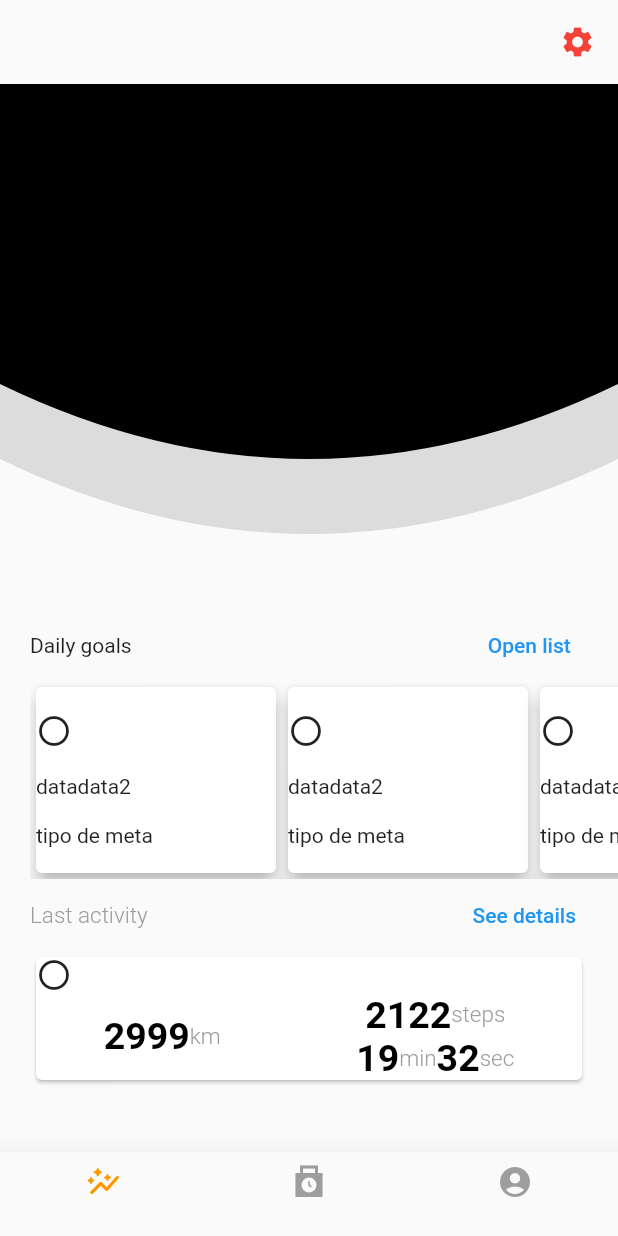
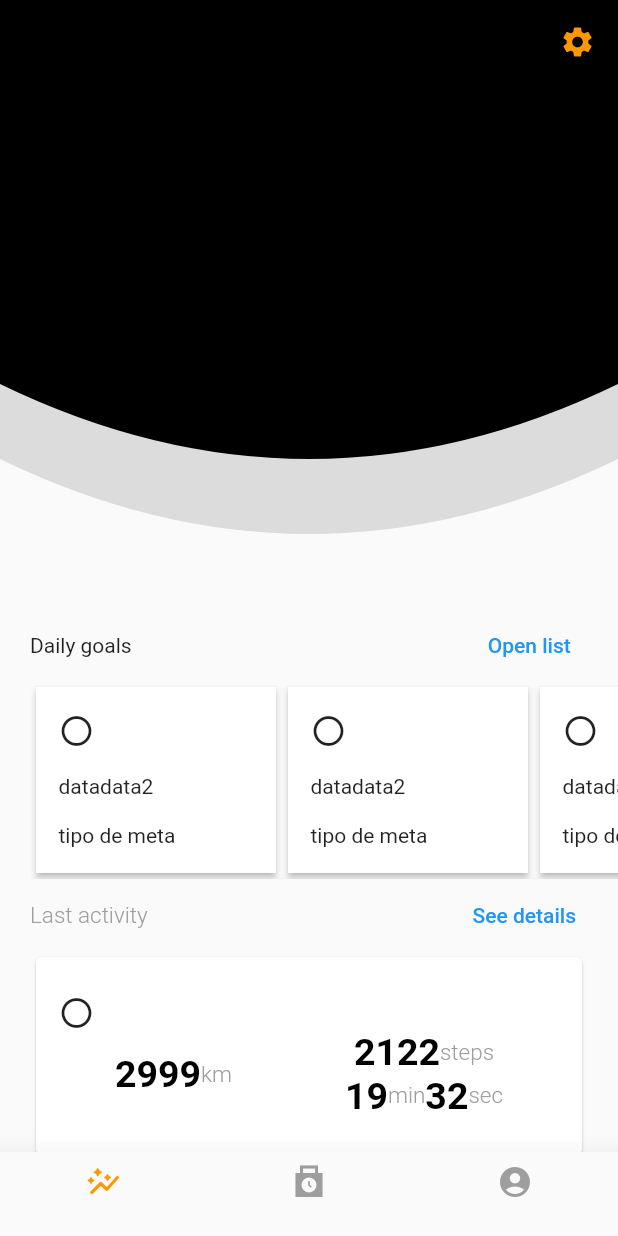
Before and after one commit to AERM2018/fit_app, a Flutter app: the screen it shows after launch, on a phone screen of 412 x 824 dp. Run offline on Flutter 3.47's test engine with Material 2 defaults, Android fonts, the phone set to English and light mode, and no system bars.

```diff
--- a/lib/models/models.dart
+++ b/lib/models/models.dart
@@ -1,3 +1,3 @@
+export 'package:fit_app/models/workouts_response.dart';
 export 'package:fit_app/models/goals_response.dart';
-
 export 'package:fit_app/models/curve_clipper.dart';
--- a/lib/screens/home_screen.dart
+++ b/lib/screens/home_screen.dart
@@ -26,15 +26,11 @@ class _HomeScreenState extends State<HomeScreen> {
   Widget build(BuildContext context) {
     return Scaffold(
         body: screens[_screenIndex],
-        appBar: AppBar(
-            backgroundColor: Colors.transparent,
-            elevation: 0,
-            actions: const [
+        appBar: AppBar(actions: const [
           Padding(
             padding: EdgeInsets.only(right: 15),
             child: Icon(
               Icons.settings,
-                  color: Colors.red,
             ),
           ),
         ]),
--- a/lib/screens/statistics_screen.dart
+++ b/lib/screens/statistics_screen.dart
@@ -12,7 +12,9 @@ class StatisticsScreen extends StatelessWidget {
     return SingleChildScrollView(
       child: Column(
         children: [
-          const CurvedContainer(),
+          const CurvedContainer(
+            height: 300,
+          ),
           CardSlider(
               title: 'Daily goals',
               action:
--- a/lib/theme/app_theme.dart
+++ b/lib/theme/app_theme.dart
@@ -1,9 +1,15 @@
 import 'package:flutter/material.dart';
 
 class AppTheme {
+  static const primary = Colors.orange;
   static ThemeData getLightAppTheme() {
     const Color primary = Colors.orange;
+    const Color secondary = Colors.black;
     return ThemeData.light().copyWith(
+        appBarTheme: const AppBarTheme(
+            backgroundColor: secondary,
+            actionsIconTheme: IconThemeData(color: primary),
+            elevation: 0),
         bottomNavigationBarTheme: const BottomNavigationBarThemeData(
             unselectedItemColor: Colors.grey,
             elevation: 15,
--- a/lib/widgets/card_slider.dart
+++ b/lib/widgets/card_slider.dart
@@ -6,26 +6,30 @@ class CardSlider extends StatelessWidget {
       required this.items,
       required this.height,
       required this.title,
-      required this.action})
+      this.action,
+      this.paddingLabels,
+      this.paddingList})
       : super(key: key);
   final List<Widget> items;
   final String title;
-  final TextButton action;
+  final TextButton? action;
   final double height;
+  final EdgeInsets? paddingLabels;
+  final EdgeInsets? paddingList;
   @override
   Widget build(BuildContext context) {
     return SizedBox(
       height: height,
       child: Column(children: [
         Container(
-          padding: const EdgeInsets.symmetric(horizontal: 20),
+          padding: paddingLabels ?? const EdgeInsets.symmetric(horizontal: 20),
           child: Row(
               mainAxisAlignment: MainAxisAlignment.spaceBetween,
-              children: [Text(title), action]),
+              children: [Text(title), action ?? const SizedBox()]),
         ),
         Expanded(
           child: Padding(
-            padding: const EdgeInsets.only(left: 20),
+            padding: paddingList ?? const EdgeInsets.only(left: 20),
             child: ListView.builder(
                 itemCount: items.length,
                 itemBuilder: ((context, index) => items[index]),
--- a/lib/widgets/curved_container.dart
+++ b/lib/widgets/curved_container.dart
@@ -2,8 +2,8 @@ import 'package:fit_app/models/models.dart';
 import 'package:flutter/material.dart';
 
 class CurvedContainer extends StatelessWidget {
-  const CurvedContainer({Key? key}) : super(key: key);
-
+  const CurvedContainer({Key? key, required this.height}) : super(key: key);
+  final double height;
   @override
   Widget build(BuildContext context) {
     return Stack(
@@ -11,7 +11,7 @@ class CurvedContainer extends StatelessWidget {
         ClipPath(
             clipper: CurveClipper(),
             child: Container(
-                height: 300,
+                height: height,
                 decoration: const BoxDecoration(
                   color: Colors.black,
                 ),
@@ -21,7 +21,7 @@ class CurvedContainer extends StatelessWidget {
         ClipPath(
             clipper: CurveClipper(),
             child: Container(
-                height: 350,
+                height: height + 50,
                 decoration: const BoxDecoration(
                   color: Colors.black12,
                 ),
--- a/lib/widgets/custom_card.dart
+++ b/lib/widgets/custom_card.dart
@@ -6,8 +6,10 @@ class CustomCard extends StatelessWidget {
   @override
   Widget build(BuildContext context) {
     return Card(
-      elevation: 5,
-      child: SizedBox(
+      shape: const RoundedRectangleBorder(),
+      elevation: 2,
+      child: Container(
+        padding: const EdgeInsets.only(left: 15),
         width: width,
         child: Column(
           crossAxisAlignment: CrossAxisAlignment.start,
@@ -17,7 +19,7 @@ class CustomCard extends StatelessWidget {
             Row(
               children: const [Text('data'), Text('data2')],
             ),
-            Text('tipo de meta')
+            const Text('tipo de meta')
           ],
         ),
       ),
--- a/lib/widgets/last_activity_card.dart
+++ b/lib/widgets/last_activity_card.dart
@@ -29,12 +29,13 @@ class LastActivityCard extends StatelessWidget {
                   ]),
             ),
             Card(
+              child: Padding(
+                padding:
+                    const EdgeInsets.symmetric(horizontal: 15, vertical: 25),
                 child: Column(
                     crossAxisAlignment: CrossAxisAlignment.start,
                     children: [
-                    Container(
-                      child: const Icon(Icons.circle_outlined),
-                    ),
+                      const Icon(Icons.circle_outlined),
                       Row(
                         mainAxisAlignment: MainAxisAlignment.spaceAround,
                         children: [
@@ -79,6 +80,7 @@ class LastActivityCard extends StatelessWidget {
                       )
                     ]),
               ),
+            ),
           ],
         ),
       ),
--- a/lib/widgets/widgets.dart
+++ b/lib/widgets/widgets.dart
@@ -1,3 +1,5 @@
+export 'package:fit_app/widgets/play_button.dart';
+
 export 'package:fit_app/widgets/card_slider.dart';
 export 'package:fit_app/widgets/curved_container.dart';
 export 'package:fit_app/widgets/basic_statistics.dart';
```
Also changed, not shown: lib/models/workouts_response.dart (added, +15 -0 lines), lib/screens/work_out_screen.dart (+21 -6 lines), lib/widgets/activity_card.dart (added, +25 -0 lines), lib/widgets/play_button.dart (added, +31 -0 lines), assets/pushout.png (added). Lines whose indentation alone changed are shown as unchanged.
